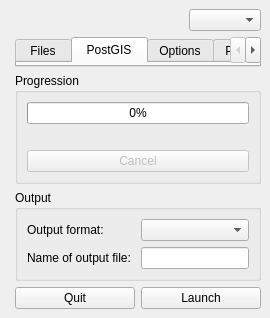
Before: the Qt Designer form dicogis/ui/mw_dicogis.ui in Guts/DicoGIS, drawn with Qt 5.
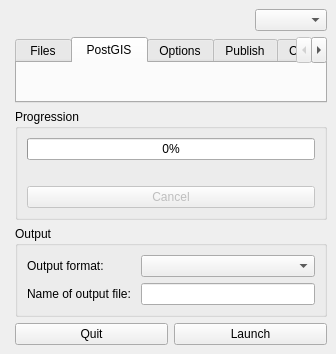
After: the same form once the commit is applied. The open tabs and pages were chosen to show the change. Custom widgets are drawn as their Qt base class.

```diff
--- a/dicogis/ui/mw_dicogis.ui
+++ b/dicogis/ui/mw_dicogis.ui
@@ -2,6 +2,17 @@
 <ui version="4.0">
  <class>DicoGIS</class>
  <widget class="QMainWindow" name="mw_dicogis">
+  <property name="geometry">
+   <rect>
+    <x>0</x>
+    <y>0</y>
+    <width>336</width>
+    <height>354</height>
+   </rect>
+  </property>
+  <property name="locale">
+   <locale language="English" country="UnitedStates"/>
+  </property>
   <widget class="QWidget" name="wdg_central">
    <layout class="QGridLayout" name="main_layout">
     <item row="0" column="1">
```
Left out of the diff: 11 changed lines with no effect on the pictures.
